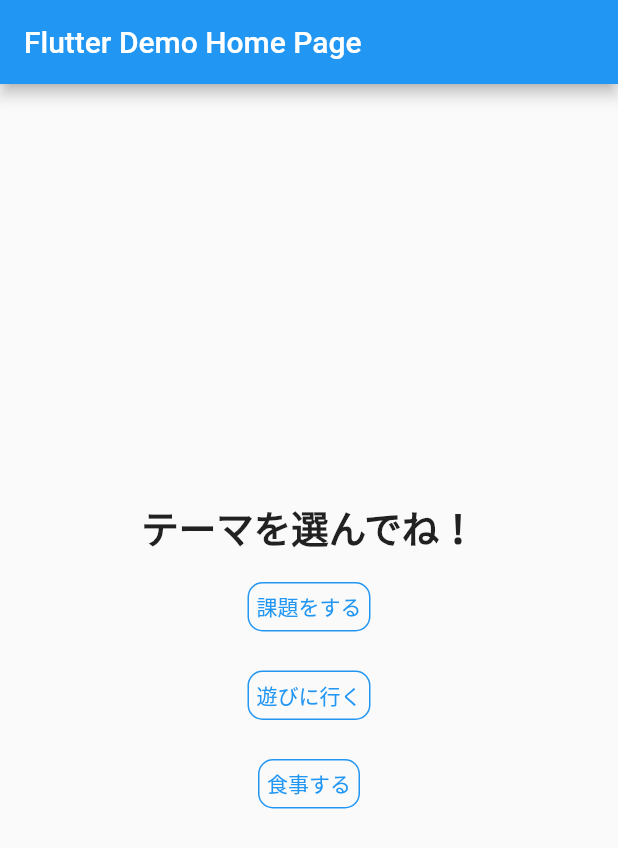
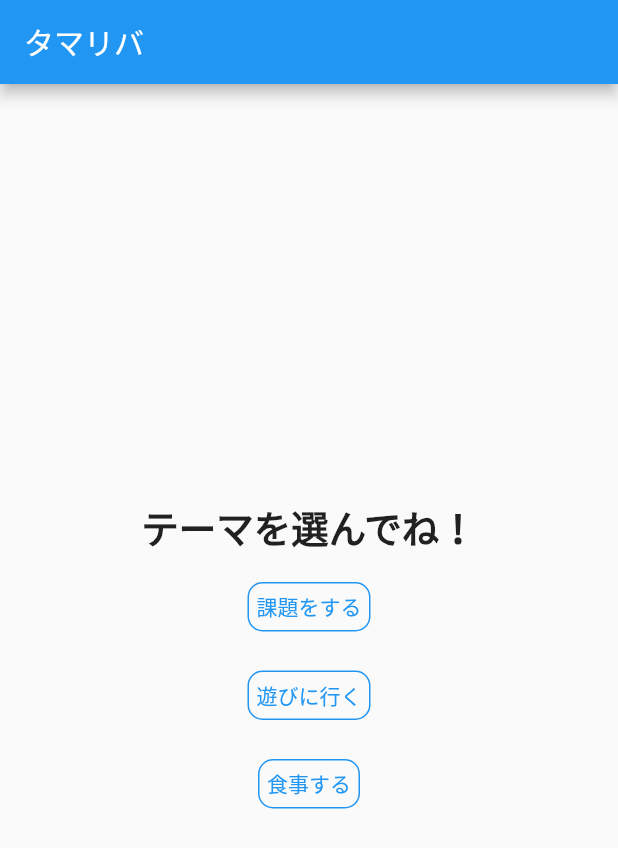
Before and after one commit to enpitut2021/tamariba, a Flutter app: the screen it shows after launch, on a phone screen of 412 x 824 dp. Shown: the top 848 px of the screen. Run offline on Flutter 3.47's test engine with Material 2 defaults, Android fonts, the phone set to English and light mode, and no system bars; missing offline and left inert: twitter_login; Roboto replaces fonts that are missing (Poppins).

```diff
--- a/hello_world/lib/page/home.dart
+++ b/hello_world/lib/page/home.dart
@@ -6,7 +6,7 @@ class Home extends StatelessWidget {
   @override
   Widget build(BuildContext context) {
     return MaterialApp(
-      title: 'Flutter Demo',
+      title: 'タマリバ',
       theme: ThemeData(
         // This is the theme of your application.
         //
@@ -19,7 +19,7 @@ class Home extends StatelessWidget {
         // is not restarted.
         primarySwatch: Colors.blue,
       ),
-      home: MyHomePage(title: 'Flutter Demo Home Page'),
+      home: MyHomePage(title: 'タマリバ'),
     );
   }
 }
```
Also changed, not shown: hello_world/firebase.json (added), 3 other files.
